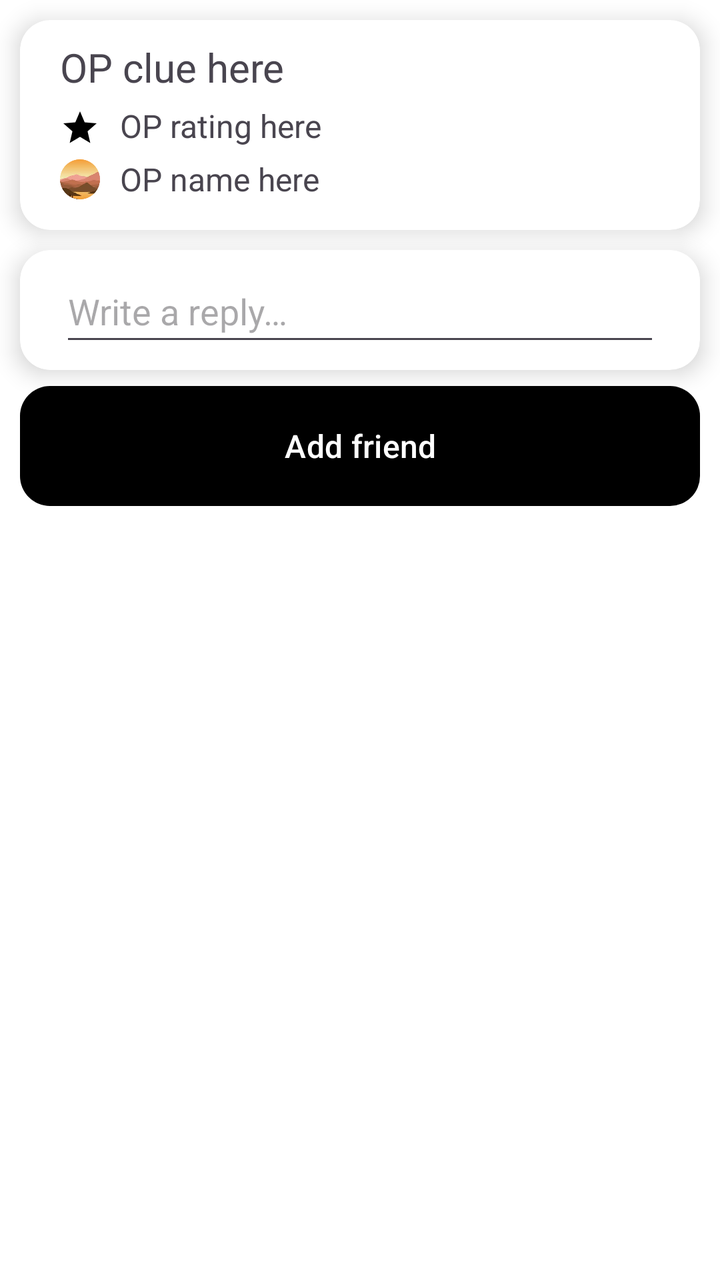
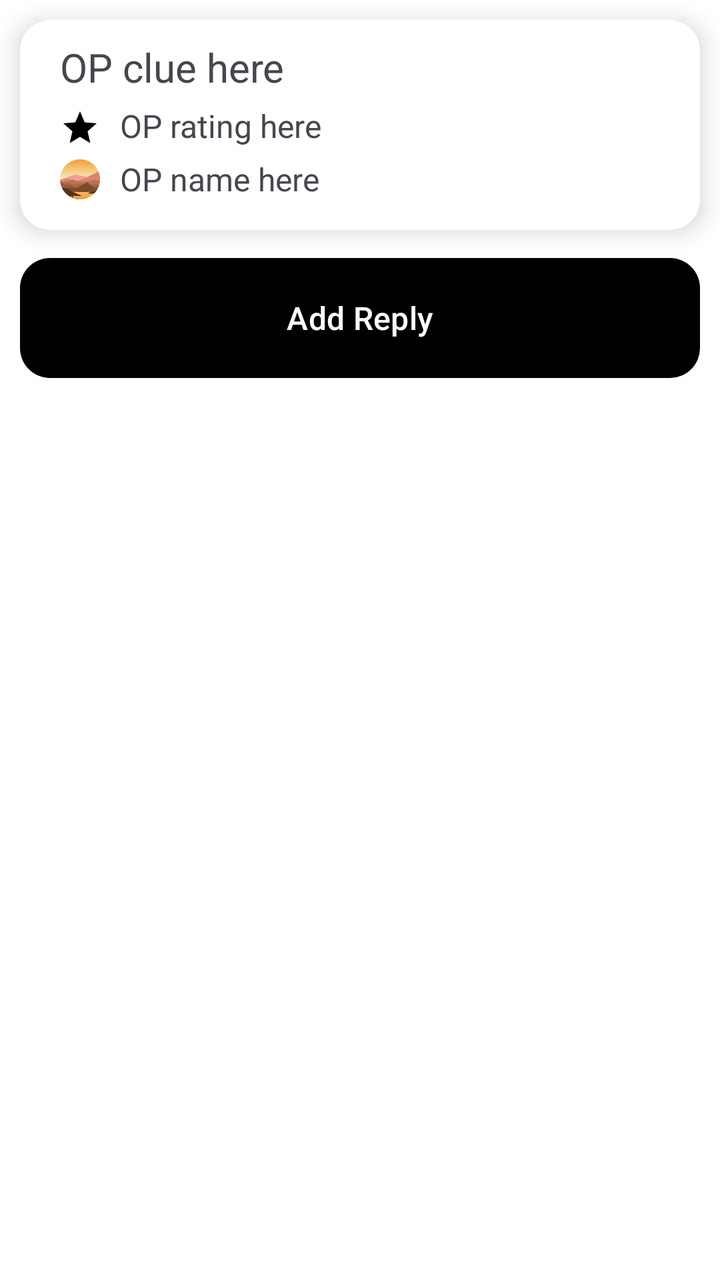

Screens rendered from an Android XML layout before and after an edit, with the pre-edit source and the edit as a unified diff.
<!-- AndroidManifest.xml: application theme Theme.TheApp -->
<!-- res/layout/fragment_post.xml -->
<?xml version="1.0" encoding="utf-8"?>
<LinearLayout
    xmlns:android="http://schemas.android.com/apk/res/android"
    xmlns:app="http://schemas.android.com/apk/res-auto"
    xmlns:tools="http://schemas.android.com/tools"
    android:layout_width="match_parent"
    android:layout_height="wrap_content"
    android:orientation="vertical"
    tools:context=".PostFragment">

    <androidx.cardview.widget.CardView
        android:layout_width="match_parent"
        android:layout_height="105dp"
        app:cardCornerRadius="15dp"
        android:layout_margin="10dp"
        android:layout_marginBottom="4dp"
        app:cardElevation="7dp">

        <RelativeLayout
            android:layout_width="match_parent"
            android:layout_height="match_parent"
            android:orientation="vertical">

            <TextView
                android:id="@+id/originalPostClue"
                android:layout_width="wrap_content"
                android:layout_height="wrap_content"
                android:textSize="20sp"
                android:text="@string/default_op_clue"
                android:layout_marginStart="20dp"
                android:layout_marginEnd="20dp"
                android:layout_marginTop="10dp"
                android:maxLines="1"/>

            <ImageView
                android:layout_width="20dp"
                android:layout_height="wrap_content"
                android:layout_below="@id/originalPostClue"
                android:layout_marginStart="20dp"
                android:layout_marginTop="5dp"
                android:src="@drawable/baseline_star_24"/>

            <TextView
                android:id="@+id/originalPostRating"
                android:layout_below="@id/originalPostClue"
                android:layout_width="match_parent"
                android:layout_height="wrap_content"
                android:textSize="16sp"
                android:text="@string/default_op_rating"
                android:layout_marginStart="50dp"
                android:layout_marginEnd="50dp"
                android:layout_marginTop="5dp"/>

            <ImageView
                android:layout_width="20dp"
                android:layout_height="32dp"
                android:layout_below="@id/originalPostRating"
                android:layout_marginStart="20dp"
                android:src="@drawable/ic_profile"/>

            <TextView
                android:id="@+id/originalPostOP"
                android:layout_below="@id/originalPostRating"
                android:layout_width="match_parent"
                android:layout_height="wrap_content"
                android:textSize="16sp"
                android:text="@string/default_op_name"
                android:layout_marginTop="5dp"
                android:layout_marginStart="50dp"
                android:layout_marginEnd="50dp"/>

            



















        </RelativeLayout>

    </androidx.cardview.widget.CardView>

    <androidx.cardview.widget.CardView
        android:layout_width="match_parent"
        android:layout_height="60dp"
        app:cardCornerRadius="15dp"
        android:layout_marginTop="0dp"
        android:layout_marginBottom="4dp"
        android:layout_marginStart="10dp"
        android:layout_marginEnd="10dp"
        app:cardElevation="7dp">

        <EditText
            android:id="@+id/addReply"
            android:layout_width="match_parent"
            android:layout_height="48dp"
            android:layout_marginTop="5dp"
            android:layout_marginStart="20dp"
            android:layout_marginEnd="20dp"
            android:hint="@string/write_a_reply" />

    </androidx.cardview.widget.CardView>

    <Button
        android:id="@+id/addFriend"
        android:background="@drawable/button_bg"
        android:layout_width="match_parent"
        android:layout_height="60dp"
        android:layout_marginHorizontal="10dp"
        android:layout_marginTop="4dp"
        android:text="@string/add_friend"
        android:textSize="16sp"/>

    
    <androidx.recyclerview.widget.RecyclerView
        android:id="@+id/replyRecyclerView"
        android:layout_width="match_parent"
        android:layout_height="wrap_content"
        android:layout_marginTop="16dp"
        android:layout_marginStart="10dp"
        android:layout_marginEnd="10dp"/>

</LinearLayout>
<!-- resources referenced by this layout -->
<resources>
  <!-- drawable baseline_star_24 (drawable) -->
  <vector xmlns:android="http://schemas.android.com/apk/res/android" android:height="24dp" android:tint="#000000" android:viewportHeight="24" android:viewportWidth="24" android:width="24dp">
        
      <path android:fillColor="@android:color/white" android:pathData="M12,17.27L18.18,21l-1.64,-7.03L22,9.24l-7.19,-0.61L12,2 9.19,8.63 2,9.24l5.46,4.73L5.82,21z"/>
      
  </vector>
  <!-- drawable button_bg (drawable) -->
  <?xml version="1.0" encoding="utf-8"?>
  <shape xmlns:android="http://schemas.android.com/apk/res/android"
      android:shape="rectangle">
  
      <solid
          android:color="@color/white"/>
  
      <corners
          android:radius="15dp"/>
  
  </shape>
  <!-- drawable ic_profile (drawable) -->
  <?xml version="1.0" encoding="utf-8"?>
  <bitmap xmlns:android="http://schemas.android.com/apk/res/android"
      android:src="@drawable/cropped_circle_image"
      android:gravity="center">
  
  </bitmap>
  <string name="add_friend">Add friend</string>
  <string name="default_op_clue">OP clue here</string>
  <string name="default_op_name">OP name here</string>
  <string name="default_op_rating">OP rating here</string>
  <string name="write_a_reply">Write a reply…</string>
  <style name="Theme.TheApp" parent="Base.Theme.TheApp">
          
          <item name="android:navigationBarColor">@android:color/transparent</item>
          <item name="android:statusBarColor">@android:color/transparent</item>
          <item name="android:windowLightStatusBar">?attr/isLightTheme</item>
      </style>
  <color name="white">#FFFFFF</color>
  <!-- drawable cropped_circle_image: png bitmap (drawable, 21187 bytes) -->
  <style name="Base.Theme.TheApp" parent="Theme.Material3.DayNight.NoActionBar">
          
          
          <item name="colorSurface">@color/nav_view</item>
          <item name="colorOnBackground">@color/nav_view</item>
          <item name="android:colorBackground">@color/nav_view</item>
          <item name="colorPrimary">@color/primary</item>
          <item name="colorOnPrimary">@color/on_primary</item>
      </style>
  <color name="nav_view">#FFFFFF</color>
  <color name="primary">#000000</color>
  <color name="on_primary">#FFFFFF</color>
</resources>

<!-- the commit's change to res/layout/fragment_post.xml (unified diff, before → after) -->
@@ -93,35 +93,14 @@
 
     </androidx.cardview.widget.CardView>
 
-    <androidx.cardview.widget.CardView
-        android:layout_width="match_parent"
-        android:layout_height="60dp"
-        app:cardCornerRadius="15dp"
-        android:layout_marginTop="0dp"
-        android:layout_marginBottom="4dp"
-        android:layout_marginStart="10dp"
-        android:layout_marginEnd="10dp"
-        app:cardElevation="7dp">
-
-        <EditText
-            android:id="@+id/addReply"
-            android:layout_width="match_parent"
-            android:layout_height="48dp"
-            android:layout_marginTop="5dp"
-            android:layout_marginStart="20dp"
-            android:layout_marginEnd="20dp"
-            android:hint="@string/write_a_reply" />
-
-    </androidx.cardview.widget.CardView>
-
     <Button
-        android:id="@+id/addFriend"
+        android:id="@+id/addReply"
         android:background="@drawable/button_bg"
         android:layout_width="match_parent"
         android:layout_height="60dp"
         android:layout_marginHorizontal="10dp"
         android:layout_marginTop="4dp"
-        android:text="@string/add_friend"
+        android:text="@string/write_a_reply"
         android:textSize="16sp"/>
 
     
<!-- resource entries referenced after the edit -->
@@ -25,11 +25,10 @@
       android:gravity="center">
   
   </bitmap>
-  <string name="add_friend">Add friend</string>
   <string name="default_op_clue">OP clue here</string>
   <string name="default_op_name">OP name here</string>
   <string name="default_op_rating">OP rating here</string>
-  <string name="write_a_reply">Write a reply…</string>
+  <string name="write_a_reply">Add Reply</string>
   <style name="Theme.TheApp" parent="Base.Theme.TheApp">
           
           <item name="android:navigationBarColor">@android:color/transparent</item>
